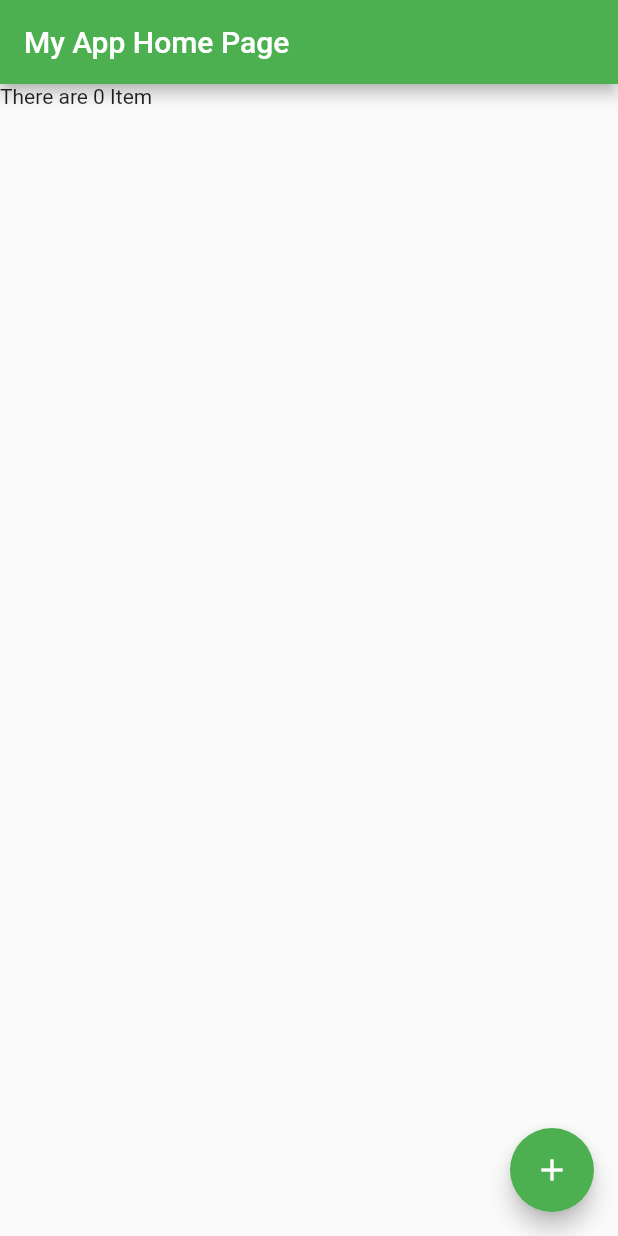
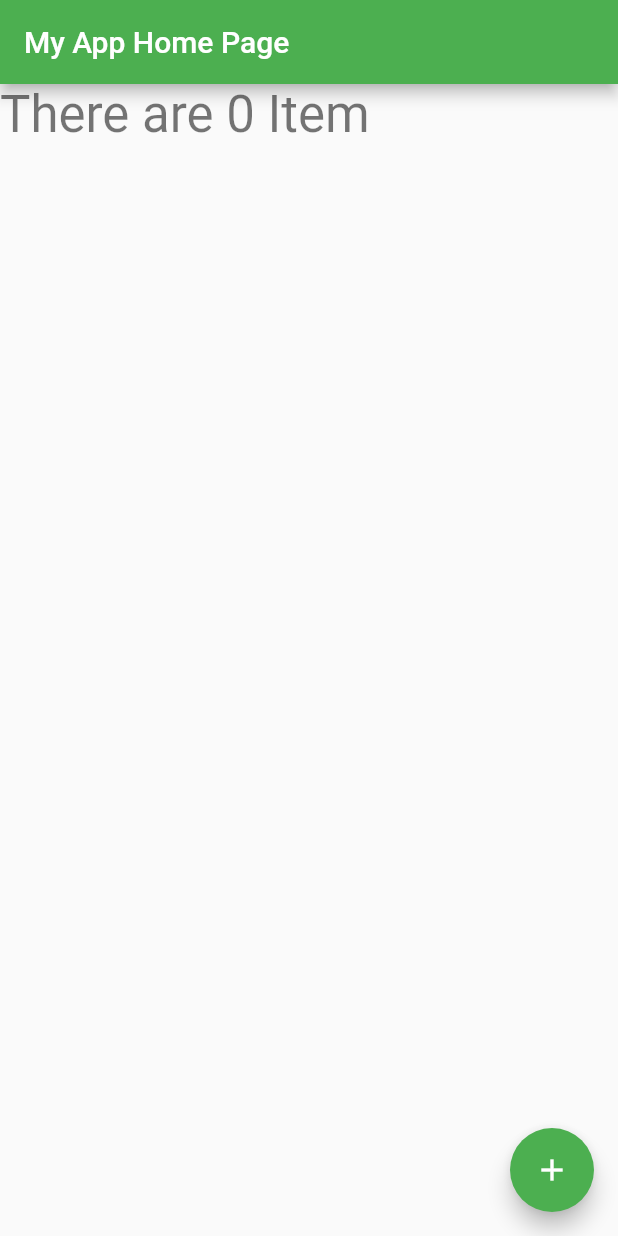
Before and after one commit to milochen0418/hello-flutter, a Flutter app: the screen it shows after launch, after a tap on the "add" icon, on a phone screen of 412 x 824 dp. Run offline on Flutter 3.47's test engine with Material 2 defaults, Android fonts, the phone set to English and light mode, and no system bars.

Commit message:
Make Larger title

```diff
--- a/my_app/lib/main.dart
+++ b/my_app/lib/main.dart
@@ -78,7 +78,8 @@ class _MyHomePageState extends State<MyHomePage> {
           itemBuilder: (context, index) {
             int num = _counter - 1;
             if (index == 0) {
-              return Text("There are " + "$num" + " Item");
+              return Text("There are " + "$num" + " Item",
+                  style: Theme.of(context).textTheme.headline4);
             }
             return ListTile(
                 leading: const Icon(Icons.account_circle),
```
